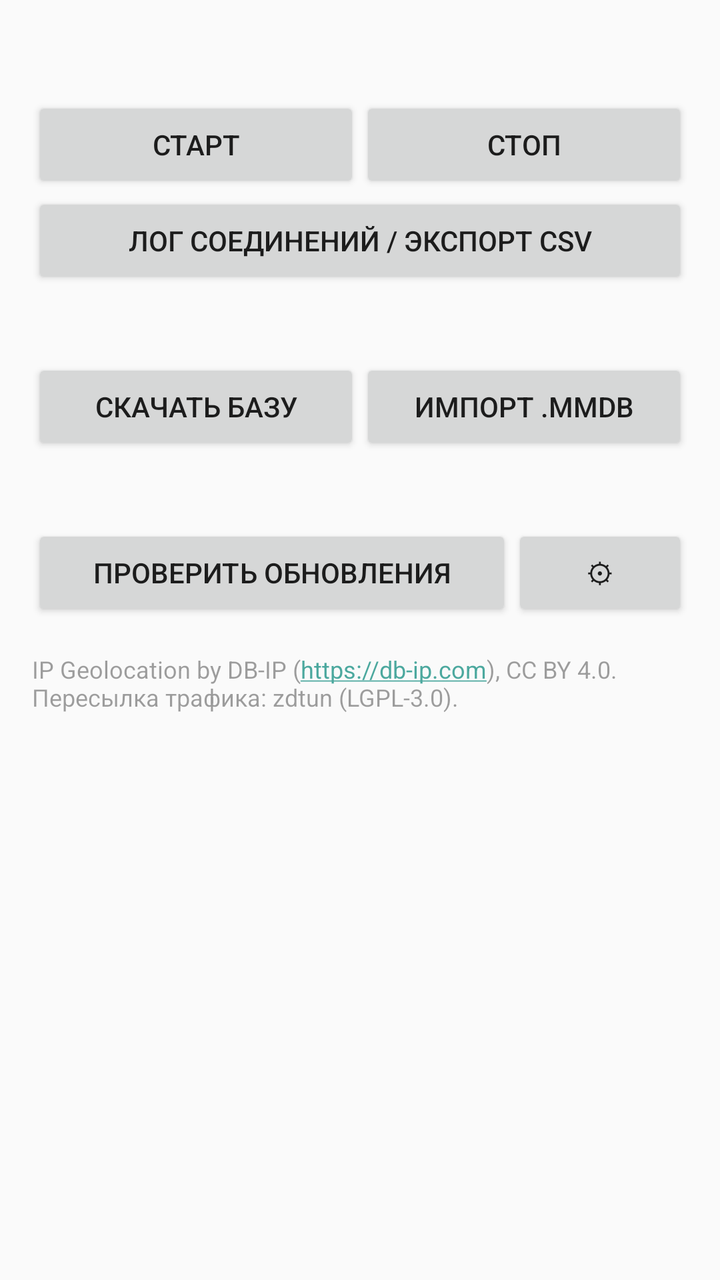
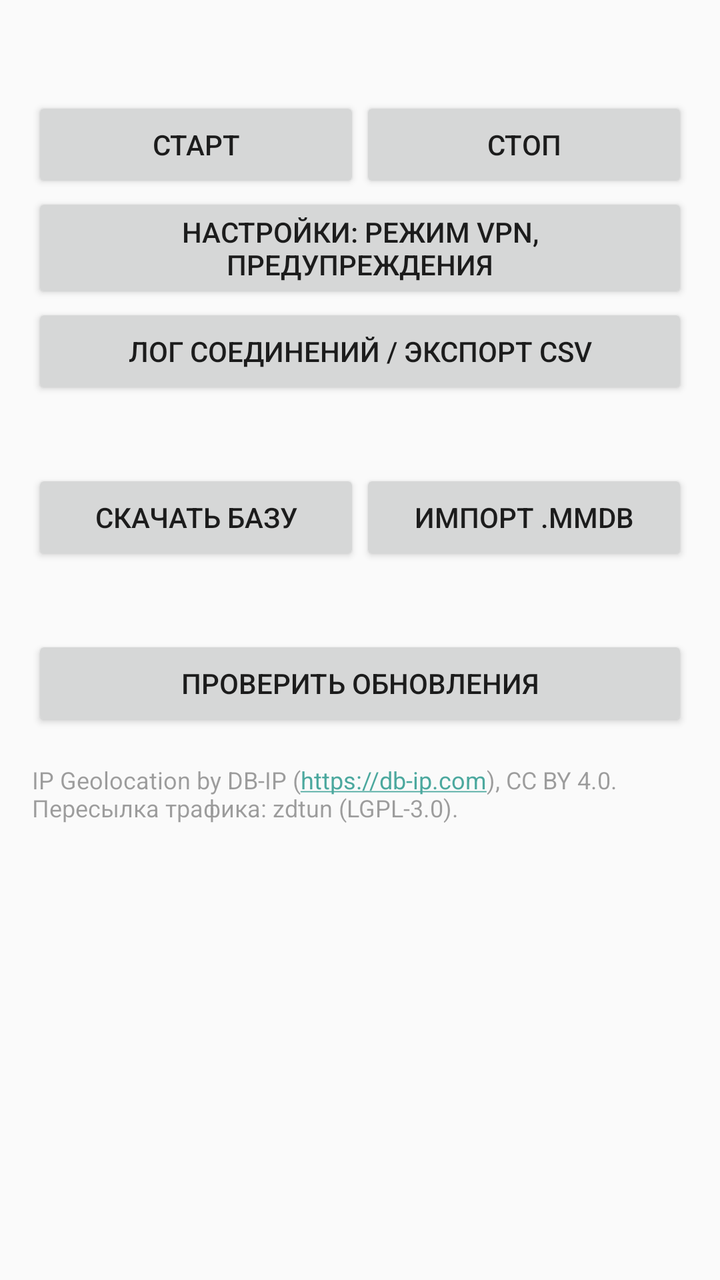

Two renders of the same Android screen: before a commit and after it. Below are the layout's source before the change and the commit's diff.
<!-- AndroidManifest.xml: application theme AppTheme -->
<!-- res/layout/activity_main.xml -->
<?xml version="1.0" encoding="utf-8"?>
<ScrollView xmlns:android="http://schemas.android.com/apk/res/android"
    android:layout_width="match_parent"
    android:layout_height="match_parent">

    <LinearLayout
        android:layout_width="match_parent"
        android:layout_height="wrap_content"
        android:orientation="vertical"
        android:padding="16dp">

        <TextView
            android:id="@+id/status"
            android:layout_width="match_parent"
            android:layout_height="wrap_content"
            android:textIsSelectable="true"
            android:textSize="15sp" />

        <LinearLayout
            android:layout_width="match_parent"
            android:layout_height="wrap_content"
            android:layout_marginTop="12dp"
            android:orientation="horizontal">

            <Button
                android:id="@+id/btnStart"
                android:layout_width="0dp"
                android:layout_height="wrap_content"
                android:layout_weight="1"
                android:text="Старт" />

            <Button
                android:id="@+id/btnStop"
                android:layout_width="0dp"
                android:layout_height="wrap_content"
                android:layout_weight="1"
                android:text="Стоп" />
        </LinearLayout>

        <Button
            android:id="@+id/btnLog"
            android:layout_width="match_parent"
            android:layout_height="wrap_content"
            android:text="Лог соединений / экспорт CSV" />

        <TextView
            android:id="@+id/dbStatus"
            android:layout_width="match_parent"
            android:layout_height="wrap_content"
            android:layout_marginTop="16dp" />

        <LinearLayout
            android:layout_width="match_parent"
            android:layout_height="wrap_content"
            android:orientation="horizontal">

            <Button
                android:id="@+id/btnDownloadDb"
                android:layout_width="0dp"
                android:layout_height="wrap_content"
                android:layout_weight="1"
                android:text="Скачать базу" />

            <Button
                android:id="@+id/btnImportDb"
                android:layout_width="0dp"
                android:layout_height="wrap_content"
                android:layout_weight="1"
                android:text="Импорт .mmdb" />
        </LinearLayout>

        <TextView
            android:id="@+id/updateStatus"
            android:layout_width="match_parent"
            android:layout_height="wrap_content"
            android:layout_marginTop="16dp" />

        <LinearLayout
            android:layout_width="match_parent"
            android:layout_height="wrap_content"
            android:orientation="horizontal">

            <Button
                android:id="@+id/btnCheckUpdate"
                android:layout_width="0dp"
                android:layout_height="wrap_content"
                android:layout_weight="1"
                android:text="Проверить обновления" />

            <Button
                android:id="@+id/btnUpdateSettings"
                android:layout_width="wrap_content"
                android:layout_height="wrap_content"
                android:text="⚙" />
        </LinearLayout>

        <TextView
            android:layout_width="match_parent"
            android:layout_height="wrap_content"
            android:layout_marginTop="16dp"
            android:alpha="0.7"
            android:autoLink="web"
            android:text="IP Geolocation by DB-IP (https://db-ip.com), CC BY 4.0.\nПересылка трафика: zdtun (LGPL-3.0)."
            android:textSize="12sp" />

        <TextView
            android:id="@+id/author"
            android:layout_width="match_parent"
            android:layout_height="wrap_content"
            android:layout_marginTop="24dp"
            android:alpha="0.6"
            android:gravity="center"
            android:textSize="12sp" />
    </LinearLayout>
</ScrollView>
<!-- resources referenced by this layout -->
<resources>
  <style name="AppTheme" parent="Theme.AppCompat.DayNight.DarkActionBar" />
</resources>

<!-- the commit's change to res/layout/activity_main.xml (unified diff, before → after) -->
@@ -36,6 +36,12 @@
                 android:layout_weight="1"
                 android:text="Стоп" />
         </LinearLayout>
+
+        <Button
+            android:id="@+id/btnSettings"
+            android:layout_width="match_parent"
+            android:layout_height="wrap_content"
+            android:text="Настройки: режим VPN, предупреждения" />
 
         <Button
             android:id="@+id/btnLog"
@@ -87,11 +93,6 @@
                 android:layout_weight="1"
                 android:text="Проверить обновления" />
 
-            <Button
-                android:id="@+id/btnUpdateSettings"
-                android:layout_width="wrap_content"
-                android:layout_height="wrap_content"
-                android:text="⚙" />
         </LinearLayout>
 
         <TextView
